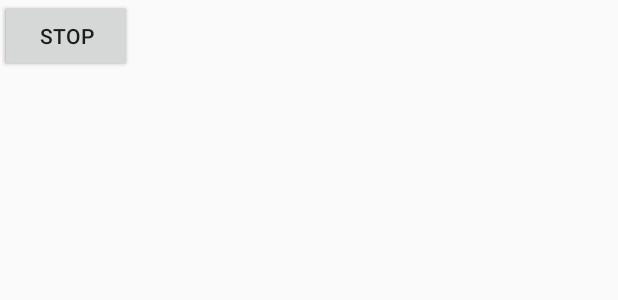
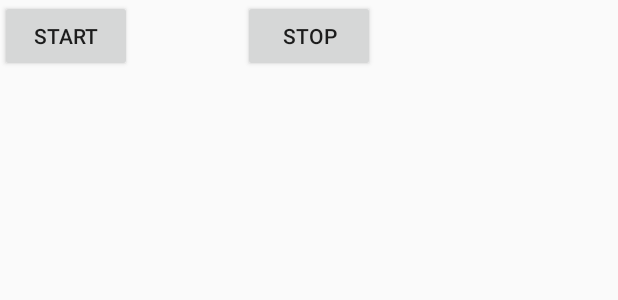
Before and after one commit to akhilagarwal96/ICICI-Hack, an Android app: the layout activity_service.xml on its own in the app's theme, with its tools: preview values and no code run, on a phone screen of 412 x 824 dp. Shown: the top 300 px of the screen. Run offline under Robolectric (Android 15) with nearby library versions, the phone set to English and light mode, and no system bars.

Commit message:
merge request

```diff
--- a/app/src/main/res/layout/activity_service.xml
+++ b/app/src/main/res/layout/activity_service.xml
@@ -17,6 +17,10 @@
         android:layout_width="wrap_content"
         android:layout_height="wrap_content"
         android:id="@+id/stop"
-        android:text="Stop" />
+        android:text="Stop"
+        android:layout_alignParentTop="true"
+        android:layout_centerHorizontal="true" />
+
+
 
 </RelativeLayout>
```
